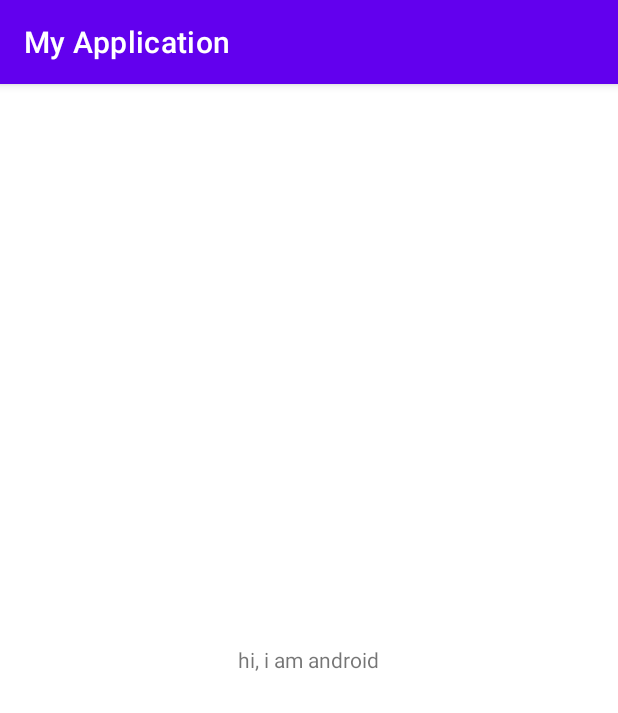
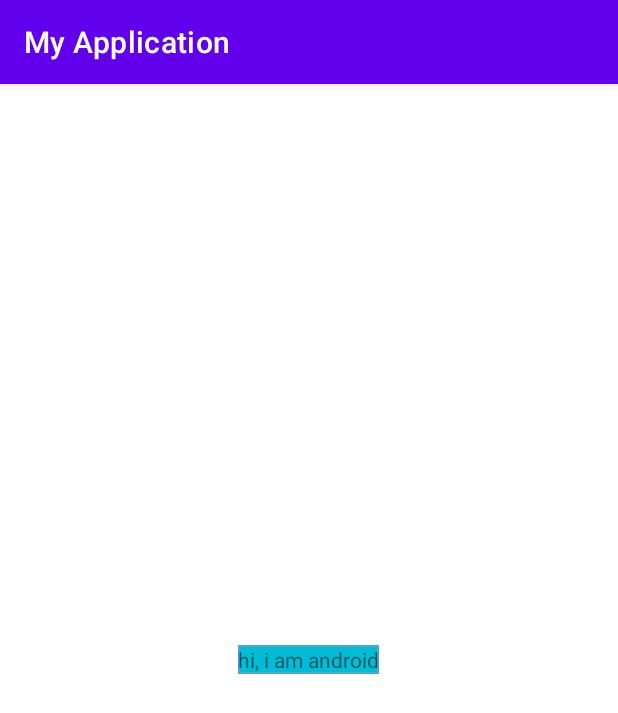
Before and after one commit to RSoft456/AndroidFirstProject, an Android app: the screen it shows after launch (MainActivity), on a phone screen of 412 x 824 dp. Shown: the top 713 px of the screen. Run offline under Robolectric (Android 15) with nearby library versions, the phone set to English and light mode, and no system bars.

Commit message:
added background

```diff
--- /dev/null
+++ b/app/src/main/res/drawable/backgroud.xml
@@ -0,0 +1,5 @@
+<?xml version="1.0" encoding="utf-8"?>
+<shape xmlns:android="http://schemas.android.com/apk/res/android" android:shape="rectangle" >
+   <solid android:color="#00BCD4" />
+   <stroke android:width="1dip" android:color="#4fa5d5"/>
+</shape>
--- a/app/src/main/res/layout/activity_main.xml
+++ b/app/src/main/res/layout/activity_main.xml
@@ -8,11 +8,10 @@
 
     <TextView
         android:id="@+id/greetingText"
-        android:layout_centerInParent="true"
         android:layout_width="wrap_content"
         android:layout_height="wrap_content"
-        android:text="Hello World!"
-
-        />
+        android:layout_centerInParent="true"
+        android:background="@drawable/backgroud"
+        android:text="Hello World!" />
 
 </RelativeLayout>
--- a/app/src/main/res/values/colors.xml
+++ b/app/src/main/res/values/colors.xml
@@ -7,4 +7,5 @@
     <color name="teal_700">#FF018786</color>
     <color name="black">#FF000000</color>
     <color name="white">#FFFFFFFF</color>
+    <color name="cyan">#00BCD4</color>
 </resources>
```
